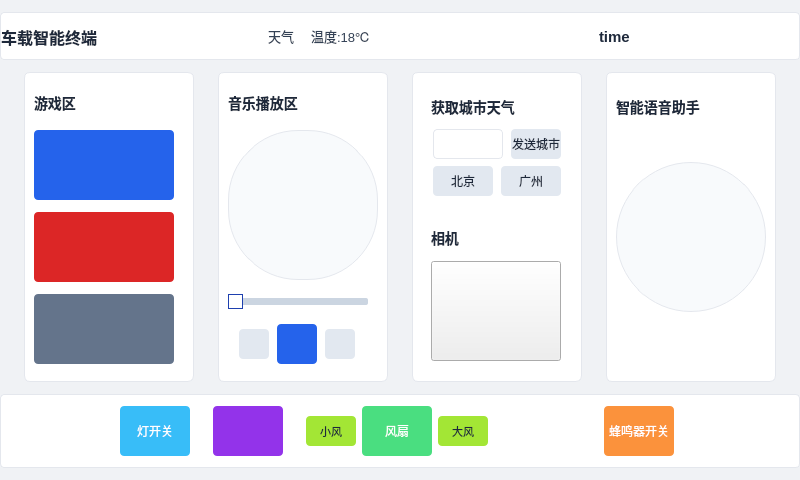
Before: the Qt Designer form car_terminal_project/widget.ui in XeCrzy/Rear-Entertainment-Cabin-Smart-Terminal, drawn with Qt 5.
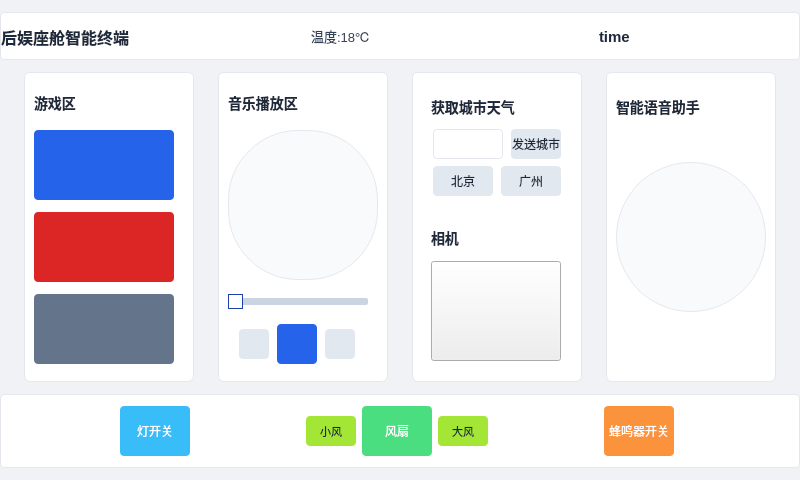
After: the same form once the commit is applied. Icons and pictures are not drawn.

```diff
--- a/car_terminal_project/widget.ui
+++ b/car_terminal_project/widget.ui
@@ -472,7 +472,6 @@
 QPushButton#btn_led_switch {background-color: #38BDF8;color:#FFFFFF;}
 QPushButton#btn_led_switch:hover {background-color: #0EA5E9;}
 /* 语音按钮-紫色 */
-QPushButton#btn_talk {background-color: #9333EA;color:#FFFFFF;}
 QPushButton#btn_talk:hover {background-color: #7E22CE;}
 /* 风扇相关按钮-浅绿 */
 QPushButton#btn_wind_small,QPushButton#btn_wind_big {background-color: #A3E635;color:#1E293B;font-size:11px;}
@@ -598,7 +597,7 @@
          <number>0</number>
         </property>
         <property name="text">
-         <string>车载智能终端</string>
+         <string>后娱座舱智能终端</string>
         </property>
        </widget>
       </item>
@@ -623,7 +622,7 @@
          <enum>QFrame::Panel</enum>
         </property>
         <property name="text">
-         <string>天气</string>
+         <string/>
         </property>
         <property name="alignment">
          <set>Qt::AlignCenter</set>
```
Left out of the diff: 2 changed lines with no effect on the pictures.
